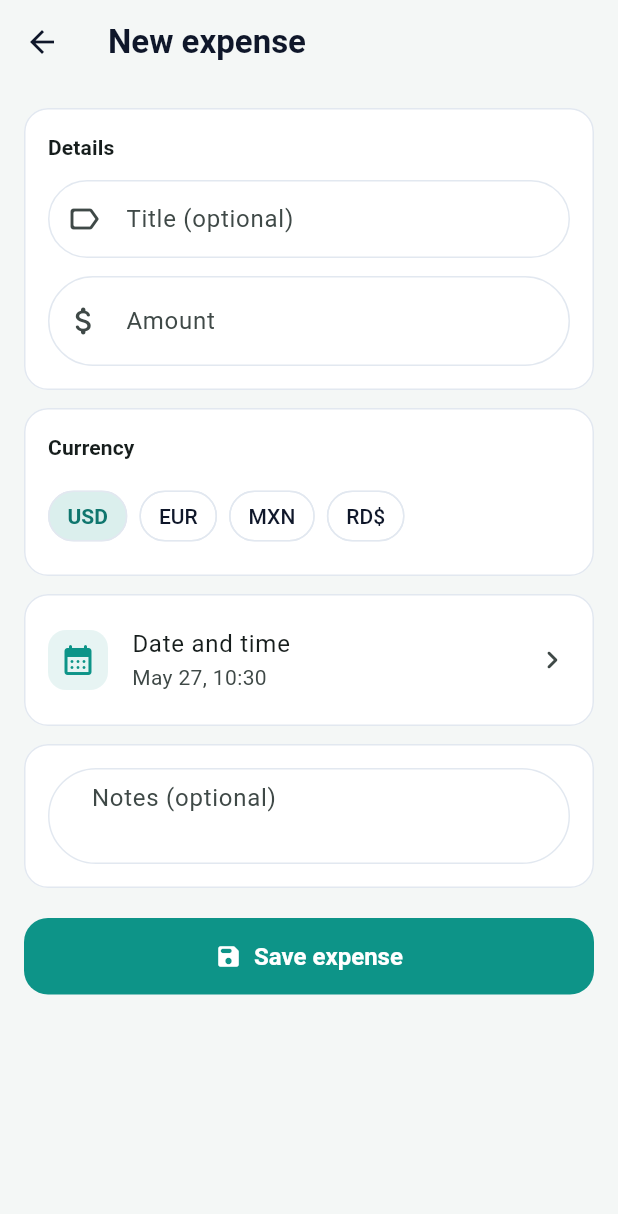
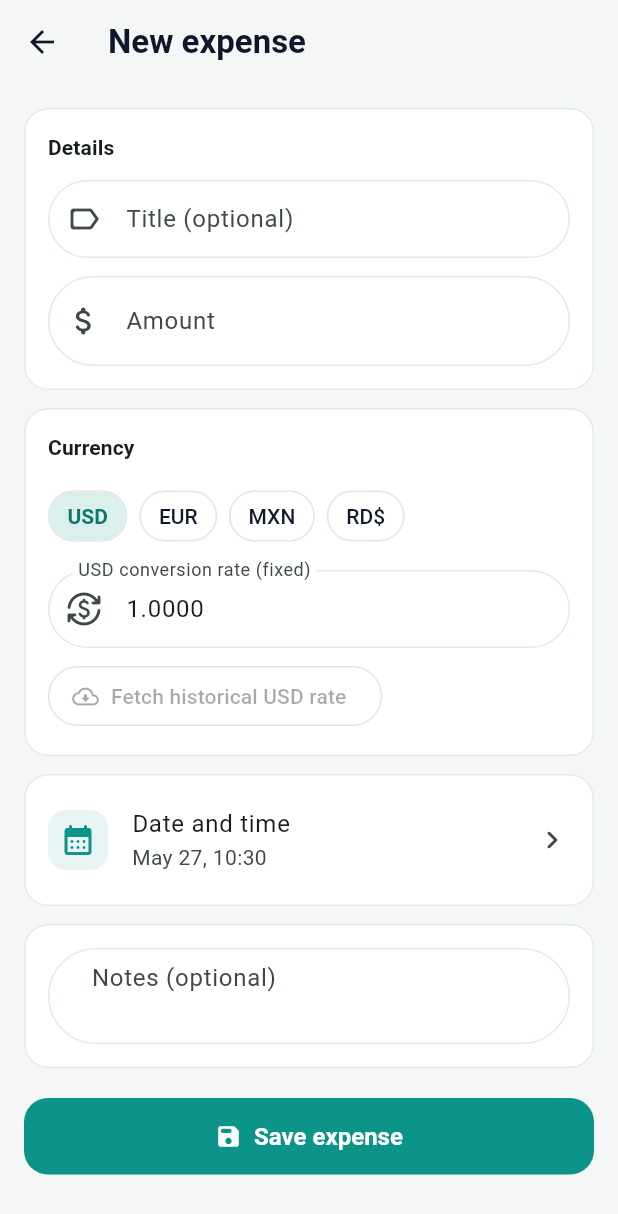
Before and after one commit to CarlosMarteRamirez/spendly, a Flutter app: the screen it shows after launch, after a tap on "New", on a phone screen of 412 x 824 dp. Shown: the top 1214 px of the screen. Run offline on Flutter 3.47's test engine with Material 3 defaults, Android fonts, the phone set to English and light mode, and no system bars; our stand-ins replace drift, flutter_riverpod, flutter_svg, google_sign_in; missing offline and left inert: extension_google_sign_in_as_googleapis_auth, googleapis; accounts and stored records are empty; generated files the repository leaves out were written again; network calls fail.

Commit message:
Enhance expense management by integrating USD exchange rate service; update email import functionality to include conversion rates, modify database schema for USD conversion rate storage, and improve UI for expense entry with conversion rate input. Update dependencies and project configuration for better integration.

```diff
--- a/lib/features/email_import/application/email_import_controller.dart
+++ b/lib/features/email_import/application/email_import_controller.dart
@@ -16,6 +16,7 @@ final emailImportServiceProvider = Provider<EmailImportService>((ref) {
   return EmailImportService(
     expenses: ref.watch(expenseRepositoryProvider),
     settingsStore: ref.watch(emailImportSettingsStoreProvider),
+    exchangeRates: ref.watch(usdExchangeRateServiceProvider),
     gmail: ref.watch(gmailServiceProvider),
   );
 });
--- a/lib/features/email_import/presentation/email_import_page.dart
+++ b/lib/features/email_import/presentation/email_import_page.dart
@@ -199,7 +199,7 @@ class _EmailImportPageState extends ConsumerState<EmailImportPage> {
     setState(() => _status = null);
     try {
       final gmail = ref.read(gmailServiceProvider);
-      await gmail.signIn();
+      await gmail.ensureSignedIn();
       await ref.read(emailImportSettingsStoreProvider).setGmailConnected(true);
       final result =
           await ref.read(emailImportServiceProvider).importFromGmail();
--- a/lib/features/expenses/data/expense_repository_local.dart
+++ b/lib/features/expenses/data/expense_repository_local.dart
@@ -24,6 +24,7 @@ class ExpenseRepositoryLocal implements ExpenseRepository {
             updatedAt: now,
             source: Value(draft.source),
             externalId: Value(draft.externalId),
+            usdConversionRate: Value(draft.usdConversionRate),
           ),
         );
   }
@@ -42,6 +43,7 @@ class ExpenseRepositoryLocal implements ExpenseRepository {
         notes: draft.notes,
         source: 'email',
         externalId: messageId,
+        usdConversionRate: draft.usdConversionRate,
       ),
     );
     await _db.markEmailImported(messageId: messageId, expenseId: expenseId);
@@ -70,6 +72,7 @@ class ExpenseRepositoryLocal implements ExpenseRepository {
         updatedAt: Value(DateTime.now()),
         source: Value(draft.source),
         externalId: Value(draft.externalId),
+        usdConversionRate: Value(draft.usdConversionRate),
       ),
     );
   }
@@ -90,6 +93,7 @@ class ExpenseRepositoryLocal implements ExpenseRepository {
               updatedAt: row.updatedAt,
               source: row.source,
               externalId: row.externalId,
+              usdConversionRate: row.usdConversionRate,
             ),
           )
           .toList(growable: false),
--- a/lib/features/expenses/domain/expense.dart
+++ b/lib/features/expenses/domain/expense.dart
@@ -10,6 +10,7 @@ class Expense {
     this.notes,
     this.source = 'manual',
     this.externalId,
+    this.usdConversionRate,
   });
 
   final int id;
@@ -22,6 +23,14 @@ class Expense {
   final DateTime updatedAt;
   final String source;
   final String? externalId;
+  final double? usdConversionRate;
 
   bool get isFromEmail => source == 'email';
+
+  double get amountInUsd {
+    if (currencyCode == 'USD') return amount;
+    final rate = usdConversionRate;
+    if (rate == null || rate <= 0) return amount;
+    return amount / rate;
+  }
 }
--- a/lib/features/expenses/domain/expense_repository.dart
+++ b/lib/features/expenses/domain/expense_repository.dart
@@ -9,6 +9,7 @@ class ExpenseDraft {
     this.notes,
     this.source = 'manual',
     this.externalId,
+    this.usdConversionRate,
   });
 
   final String title;
@@ -18,6 +19,7 @@ class ExpenseDraft {
   final String? notes;
   final String source;
   final String? externalId;
+  final double? usdConversionRate;
 }
 
 abstract class ExpenseRepository {
--- a/lib/features/expenses/presentation/expense_form_page.dart
+++ b/lib/features/expenses/presentation/expense_form_page.dart
@@ -23,9 +23,11 @@ class _ExpenseFormPageState extends ConsumerState<ExpenseFormPage> {
   final _formKey = GlobalKey<FormState>();
   late final TextEditingController _titleController;
   late final TextEditingController _amountController;
+  late final TextEditingController _usdRateController;
   late final TextEditingController _notesController;
   late DateTime _spentAt;
   late String _currencyCode;
+  bool _loadingRate = false;
 
   bool get _isEditing => widget.expense != null;
 
@@ -37,15 +39,27 @@ class _ExpenseFormPageState extends ConsumerState<ExpenseFormPage> {
     _amountController = TextEditingController(
       text: expense != null ? expense.amount.toStringAsFixed(2) : '',
     );
+    _usdRateController = TextEditingController(
+      text:
+          expense == null
+              ? ''
+              : expense.currencyCode == 'USD'
+              ? '1.0000'
+              : (expense.usdConversionRate?.toStringAsFixed(4) ?? ''),
+    );
     _notesController = TextEditingController(text: expense?.notes ?? '');
     _spentAt = expense?.spentAt ?? DateTime.now();
     _currencyCode = expense?.currencyCode ?? availableCurrencies.first;
+    if (_currencyCode == 'USD' && _usdRateController.text.isEmpty) {
+      _usdRateController.text = '1.0000';
+    }
   }
 
   @override
   void dispose() {
     _titleController.dispose();
     _amountController.dispose();
+    _usdRateController.dispose();
     _notesController.dispose();
     super.dispose();
   }
@@ -144,8 +158,17 @@ class _ExpenseFormPageState extends ConsumerState<ExpenseFormPage> {
                                 label: Text(currencyChipLabel(code)),
                                 selected: selected,
                                 showCheckmark: false,
-                                onSelected:
-                                    (_) => setState(() => _currencyCode = code),
+                                onSelected: (_) {
+                                  setState(() {
+                                    _currencyCode = code;
+                                    if (_currencyCode == 'USD') {
+                                      _usdRateController.text = '1.0000';
+                                    } else if (_isEditing &&
+                                        widget.expense?.currencyCode != code) {
+                                      _usdRateController.clear();
+                                    }
+                                  });
+                                },
                                 selectedColor: AppColors.primary.withValues(
                                   alpha: 0.15,
                                 ),
@@ -161,6 +184,61 @@ class _ExpenseFormPageState extends ConsumerState<ExpenseFormPage> {
                                 ),
                               );
                             }).toList(),
+                      ),
+                      const SizedBox(height: AppSpacing.md),
+                      TextFormField(
+                        controller: _usdRateController,
+                        readOnly: _currencyCode == 'USD',
+                        keyboardType: const TextInputType.numberWithOptions(
+                          decimal: true,
+                        ),
+                        inputFormatters: [
+                          FilteringTextInputFormatter.allow(
+                            RegExp(r'^\d*\.?\d{0,6}'),
+                          ),
+                        ],
+                        decoration: InputDecoration(
+                          labelText:
+                              _currencyCode == 'USD'
+                                  ? 'USD conversion rate (fixed)'
+                                  : 'USD conversion rate',
+                          hintText:
+                              _currencyCode == 'USD'
+                                  ? '1.0000'
+                                  : '1 USD = ? $_currencyCode',
+                          prefixIcon: const Icon(
+                            Icons.currency_exchange_rounded,
+                          ),
+                        ),
+                        validator: (value) {
+                          if (_currencyCode == 'USD') return null;
+                          final parsed = double.tryParse(value?.trim() ?? '');
+                          if (parsed == null || parsed <= 0) {
+                            return 'Enter a valid USD conversion rate.';
+                          }
+                          return null;
+                        },
+                      ),
+                      const SizedBox(height: AppSpacing.sm),
+                      Align(
+                        alignment: Alignment.centerLeft,
+                        child: OutlinedButton.icon(
+                          onPressed:
+                              (_currencyCode == 'USD' || _loadingRate)
+                                  ? null
+                                  : _loadSuggestedRate,
+                          icon:
+                              _loadingRate
+                                  ? const SizedBox(
+                                    width: 16,
+                                    height: 16,
+                                    child: CircularProgressIndicator(
+                                      strokeWidth: 2,
+                                    ),
+                                  )
+                                  : const Icon(Icons.cloud_download_outlined),
+                          label: const Text('Fetch historical USD rate'),
+                        ),
                       ),
                     ],
                   ),
@@ -266,12 +344,17 @@ class _ExpenseFormPageState extends ConsumerState<ExpenseFormPage> {
 
   Future<void> _submit() async {
     if (!_formKey.currentState!.validate()) return;
+    final usdRate =
+        _currencyCode == 'USD'
+            ? 1.0
+            : double.tryParse(_usdRateController.text.trim());
     final repository = ref.read(expenseRepositoryProvider);
     final title = _titleController.text.trim();
     final draft = ExpenseDraft(
       title: title.isEmpty ? kUntitledExpenseLabel : title,
       amount: double.parse(_amountController.text.trim()),
       currencyCode: _currencyCode,
+      usdConversionRate: usdRate,
       spentAt: _spentAt,
       notes:
           _notesController.text.trim().isEmpty
@@ -286,6 +369,22 @@ class _ExpenseFormPageState extends ConsumerState<ExpenseFormPage> {
     if (mounted) {
       Navigator.of(context).pop();
     }
+  }
+
+  Future<void> _loadSuggestedRate() async {
+    setState(() => _loadingRate = true);
+    final rate = await ref
+        .read(usdExchangeRateServiceProvider)
+        .getUsdToCurrencyRate(currencyCode: _currencyCode, date: _spentAt);
+    if (!mounted) return;
+    setState(() => _loadingRate = false);
+    if (rate == null) {
+      ScaffoldMessenger.of(context).showSnackBar(
+        const SnackBar(content: Text('Could not fetch exchange rate right now.')),
+      );
+      return;
+    }
+    setState(() => _usdRateController.text = rate.toStringAsFixed(4));
   }
 
   Future<void> _deleteExpense() async {
--- a/lib/features/expenses/presentation/expenses_list_page.dart
+++ b/lib/features/expenses/presentation/expenses_list_page.dart
@@ -40,12 +40,25 @@ class ExpensesListPage extends ConsumerWidget {
         label: const Text('New'),
       ),
       body: SafeArea(
-        child: Column(
-          crossAxisAlignment: CrossAxisAlignment.start,
+        child: filtered.when(
+          data: (expenses) {
+            if (expenses.isEmpty) {
+              return ListView(
+                padding: EdgeInsets.zero,
                 children: [
                   SummaryHero(summary: summary),
                   FilterSection(filters: filters),
-            Padding(
+                  const EmptyExpenses(),
+                  const SizedBox(height: 88),
+                ],
+              );
+            }
+            return CustomScrollView(
+              slivers: [
+                SliverToBoxAdapter(child: SummaryHero(summary: summary)),
+                SliverToBoxAdapter(child: FilterSection(filters: filters)),
+                SliverToBoxAdapter(
+                  child: Padding(
                     padding: const EdgeInsets.fromLTRB(
                       AppSpacing.lg,
                       AppSpacing.sm,
@@ -60,19 +73,15 @@ class ExpensesListPage extends ConsumerWidget {
                       ),
                     ),
                   ),
-            Expanded(
-              child: filtered.when(
-                data:
-                    (expenses) =>
-                        expenses.isEmpty
-                            ? const EmptyExpenses()
-                            : ListView.builder(
+                ),
+                SliverPadding(
                   padding: const EdgeInsets.fromLTRB(
                     AppSpacing.lg,
                     0,
                     AppSpacing.lg,
                     88,
                   ),
+                  sliver: SliverList.builder(
                     itemCount: expenses.length,
                     itemBuilder: (context, index) {
                       final expense = expenses[index];
@@ -81,9 +90,7 @@ class ExpensesListPage extends ConsumerWidget {
                         direction: DismissDirection.endToStart,
                         background: Container(
                           alignment: Alignment.centerRight,
-                                    padding: const EdgeInsets.only(
-                                      right: AppSpacing.lg,
-                                    ),
+                          padding: const EdgeInsets.only(right: AppSpacing.lg),
                           decoration: BoxDecoration(
                             color: Colors.red.shade400,
                             borderRadius: BorderRadius.circular(
@@ -95,42 +102,29 @@ class ExpensesListPage extends ConsumerWidget {
                             color: Colors.white,
                           ),
                         ),
-                                  confirmDismiss:
-                                      (_) => _confirmDelete(context),
+                        confirmDismiss: (_) => _confirmDelete(context),
                         onDismissed: (_) async {
-                                    await _deleteExpense(
-                                      context,
-                                      ref,
-                                      expense,
-                                    );
+                          await _deleteExpense(context, ref, expense);
                         },
                         child: ExpenseTile(
                           expense: expense,
-                                    onEdit:
-                                        () => _openForm(
-                                          context,
-                                          expense: expense,
-                                        ),
+                          onEdit: () => _openForm(context, expense: expense),
                           onDelete: () async {
-                                      if (await _confirmDelete(context) ??
-                                          false) {
+                            if (await _confirmDelete(context) ?? false) {
                               if (!context.mounted) return;
-                                        await _deleteExpense(
-                                          context,
-                                          ref,
-                                          expense,
-                                        );
+                              await _deleteExpense(context, ref, expense);
                             }
                           },
                         ),
                       );
                     },
                   ),
+                ),
+              ],
+            );
+          },
           loading: () => const Center(child: CircularProgressIndicator()),
           error: (err, _) => Center(child: Text('Error: $err')),
-              ),
-            ),
-          ],
         ),
       ),
     );
--- a/lib/features/expenses/presentation/widgets/summary_hero.dart
+++ b/lib/features/expenses/presentation/widgets/summary_hero.dart
@@ -41,14 +41,14 @@ class SummaryHero extends StatelessWidget {
                   ),
                   const SizedBox(height: AppSpacing.sm),
                   Text(
-                    'This month',
+                    'This month (USD)',
                     style: Theme.of(context).textTheme.labelLarge?.copyWith(
                       color: Colors.white.withValues(alpha: 0.75),
                     ),
                   ),
                   const SizedBox(height: AppSpacing.xs),
                   Text(
-                    formatMoneyCompact(data.monthTotal),
+                    formatMoney(data.monthTotal, 'USD'),
                     style: Theme.of(context).textTheme.displaySmall?.copyWith(
                       color: Colors.white,
                       fontWeight: FontWeight.w700,
@@ -60,12 +60,12 @@ class SummaryHero extends StatelessWidget {
                     children: [
                       _StatPill(
                         label: 'Today',
-                        value: formatMoneyCompact(data.todayTotal),
+                        value: formatMoney(data.todayTotal, 'USD'),
                       ),
                       const SizedBox(width: AppSpacing.sm),
                       _StatPill(
                         label: 'Total',
-                        value: formatMoneyCompact(data.grandTotal),
+                        value: formatMoney(data.grandTotal, 'USD'),
                       ),
                       const SizedBox(width: AppSpacing.sm),
                       _StatPill(label: 'Items', value: '${data.itemCount}'),
--- a/pubspec.yaml
+++ b/pubspec.yaml
@@ -45,6 +45,7 @@ dependencies:
   google_sign_in: ^6.2.2
   googleapis: ^13.2.0
   extension_google_sign_in_as_googleapis_auth: ^2.0.12
+  http: ^1.6.0
 
 dev_dependencies:
   flutter_test:
```
Also changed, not shown: lib/core/services/usd_exchange_rate_service.dart (added, +85 -0 lines), lib/features/email_import/application/email_import_service.dart (+8 -0 lines), lib/features/email_import/data/gmail_service.dart (+14 -0 lines), lib/features/expenses/application/expenses_controller.dart (+9 -3 lines), lib/features/expenses/data/local/app_database.dart (+8 -1 lines), assets/icon/app_icon.png, assets/icon/spendly_logo.svg, lib/features/expenses/data/local/app_database.g.dart, pubspec.lock, 25 other files. Lines whose indentation alone changed are shown as unchanged.
